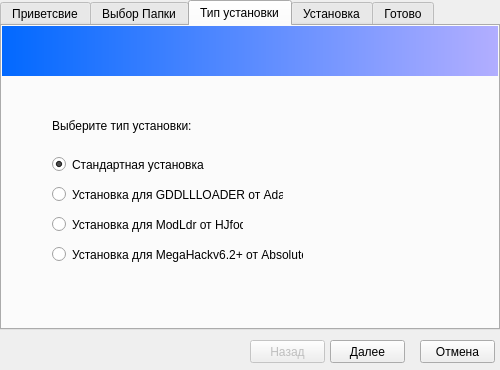
Qt form installer.ui (mye-creator/gdl-installer) before a commit.
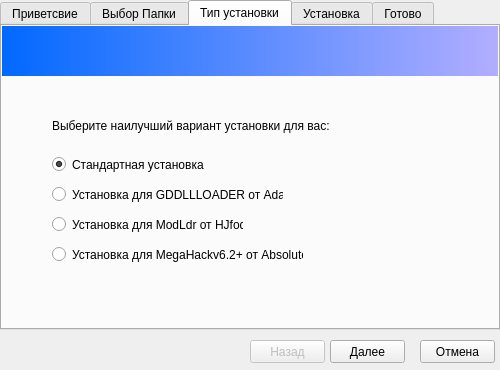
The same form after that commit. The open tabs and pages were chosen to show the change. Icons and pictures are not drawn.

```diff
--- a/installer.ui
+++ b/installer.ui
@@ -308,7 +308,7 @@
        </rect>
       </property>
       <property name="text">
-       <string>Выберите тип установки:</string>
+       <string>Выберите наилучший вариант установки для вас:</string>
       </property>
       <property name="wordWrap">
        <bool>true</bool>
```
